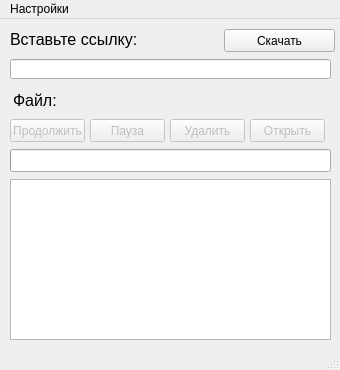
Qt form download.ui (AGLamake/DownloadManager) before a commit.
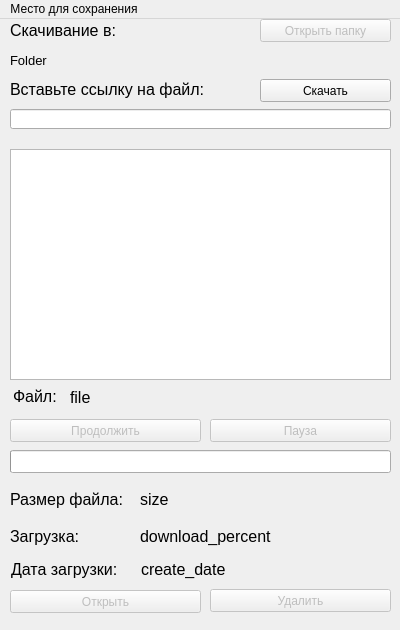
The same form after that commit.

Commit message: Returned downloading in threads, buttons "continue" and "pause"

The edit to the form file:
```diff
--- a/download.ui
+++ b/download.ui
@@ -6,10 +6,22 @@
    <rect>
     <x>0</x>
     <y>0</y>
-    <width>340</width>
-    <height>370</height>
+    <width>400</width>
+    <height>630</height>
    </rect>
   </property>
+  <property name="minimumSize">
+   <size>
+    <width>400</width>
+    <height>630</height>
+   </size>
+  </property>
+  <property name="maximumSize">
+   <size>
+    <width>400</width>
+    <height>630</height>
+   </size>
+  </property>
   <property name="windowTitle">
    <string>Менеджер загрузок</string>
   </property>
@@ -18,8 +30,8 @@
     <property name="geometry">
      <rect>
       <x>10</x>
-      <y>10</y>
-      <width>131</width>
+      <y>60</y>
+      <width>231</width>
       <height>21</height>
      </rect>
     </property>
@@ -33,7 +45,7 @@
      <number>1</number>
     </property>
     <property name="text">
-     <string>Вставьте ссылку:</string>
+     <string>Вставьте ссылку на файл:</string>
     </property>
     <property name="textFormat">
      <enum>Qt::AutoText</enum>
@@ -43,8 +55,8 @@
     <property name="geometry">
      <rect>
       <x>10</x>
-      <y>40</y>
-      <width>321</width>
+      <y>90</y>
+      <width>381</width>
       <height>20</height>
      </rect>
     </property>
@@ -52,9 +64,9 @@
    <widget class="QPushButton" name="btn_Download">
     <property name="geometry">
      <rect>
-      <x>224</x>
-      <y>10</y>
-      <width>111</width>
+      <x>260</x>
+      <y>60</y>
+      <width>131</width>
       <height>23</height>
      </rect>
     </property>
@@ -62,15 +74,21 @@
      <string>Скачать</string>
     </property>
    </widget>
-   <widget class="QListView" name="table_DownloadList">
+   <widget class="QListWidget" name="table_DownloadList">
     <property name="geometry">
      <rect>
       <x>10</x>
-      <y>160</y>
-      <width>321</width>
-      <height>161</height>
+      <y>130</y>
+      <width>381</width>
+      <height>231</height>
      </rect>
     </property>
+    <property name="minimumSize">
+     <size>
+      <width>321</width>
+      <height>0</height>
+     </size>
+    </property>
    </widget>
    <widget class="QPushButton" name="btn_Pause">
     <property name="enabled">
@@ -78,9 +96,9 @@
     </property>
     <property name="geometry">
      <rect>
-      <x>90</x>
-      <y>100</y>
-      <width>75</width>
+      <x>210</x>
+      <y>400</y>
+      <width>181</width>
       <height>23</height>
      </rect>
     </property>
@@ -94,9 +112,9 @@
     </property>
     <property name="geometry">
      <rect>
-      <x>170</x>
-      <y>100</y>
-      <width>75</width>
+      <x>210</x>
+      <y>570</y>
+      <width>181</width>
       <height>23</height>
      </rect>
     </property>
@@ -111,8 +129,8 @@
     <property name="geometry">
      <rect>
       <x>10</x>
-      <y>100</y>
-      <width>75</width>
+      <y>400</y>
+      <width>191</width>
       <height>23</height>
      </rect>
     </property>
@@ -124,8 +142,8 @@
     <property name="geometry">
      <rect>
       <x>10</x>
-      <y>130</y>
-      <width>321</width>
+      <y>431</y>
+      <width>381</width>
       <height>23</height>
      </rect>
     </property>
@@ -140,9 +158,9 @@
     <property name="geometry">
      <rect>
       <x>13</x>
-      <y>73</y>
-      <width>311</width>
-      <height>16</height>
+      <y>367</y>
+      <width>61</width>
+      <height>21</height>
      </rect>
     </property>
     <property name="font">
@@ -161,9 +179,9 @@
     </property>
     <property name="geometry">
      <rect>
-      <x>250</x>
-      <y>100</y>
-      <width>75</width>
+      <x>10</x>
+      <y>571</y>
+      <width>191</width>
       <height>23</height>
      </rect>
     </property>
@@ -171,20 +189,254 @@
      <string>Открыть</string>
     </property>
    </widget>
+   <widget class="QLabel" name="label_DownloadTo">
+    <property name="geometry">
+     <rect>
+      <x>10</x>
+      <y>1</y>
+      <width>131</width>
+      <height>21</height>
+     </rect>
+    </property>
+    <property name="font">
+     <font>
+      <family>Arial</family>
+      <pointsize>12</pointsize>
+     </font>
+    </property>
+    <property name="lineWidth">
+     <number>1</number>
+    </property>
+    <property name="text">
+     <string>Скачивание в:</string>
+    </property>
+    <property name="textFormat">
+     <enum>Qt::AutoText</enum>
+    </property>
+   </widget>
+   <widget class="QLabel" name="label_DownloadFolder">
+    <property name="geometry">
+     <rect>
+      <x>10</x>
+      <y>31</y>
+      <width>381</width>
+      <height>20</height>
+     </rect>
+    </property>
+    <property name="font">
+     <font>
+      <family>Arial</family>
+      <pointsize>10</pointsize>
+     </font>
+    </property>
+    <property name="lineWidth">
+     <number>1</number>
+    </property>
+    <property name="text">
+     <string>Folder</string>
+    </property>
+    <property name="textFormat">
+     <enum>Qt::AutoText</enum>
+    </property>
+   </widget>
+   <widget class="QPushButton" name="btn_OpenFolder">
+    <property name="enabled">
+     <bool>false</bool>
+    </property>
+    <property name="geometry">
+     <rect>
+      <x>260</x>
+      <y>0</y>
+      <width>131</width>
+      <height>23</height>
+     </rect>
+    </property>
+    <property name="text">
+     <string>Открыть папку</string>
+    </property>
+   </widget>
+   <widget class="QLabel" name="label_Size">
+    <property name="geometry">
+     <rect>
+      <x>10</x>
+      <y>470</y>
+      <width>131</width>
+      <height>21</height>
+     </rect>
+    </property>
+    <property name="font">
+     <font>
+      <family>Arial</family>
+      <pointsize>12</pointsize>
+     </font>
+    </property>
+    <property name="lineWidth">
+     <number>1</number>
+    </property>
+    <property name="text">
+     <string>Размер файла:</string>
+    </property>
+    <property name="textFormat">
+     <enum>Qt::AutoText</enum>
+    </property>
+   </widget>
+   <widget class="QLabel" name="text_Size">
+    <property name="geometry">
+     <rect>
+      <x>140</x>
+      <y>470</y>
+      <width>251</width>
+      <height>21</height>
+     </rect>
+    </property>
+    <property name="font">
+     <font>
+      <family>Arial</family>
+      <pointsize>12</pointsize>
+     </font>
+    </property>
+    <property name="lineWidth">
+     <number>1</number>
+    </property>
+    <property name="text">
+     <string>size</string>
+    </property>
+    <property name="textFormat">
+     <enum>Qt::AutoText</enum>
+    </property>
+   </widget>
+   <widget class="QLabel" name="label_Download">
+    <property name="geometry">
+     <rect>
+      <x>10</x>
+      <y>507</y>
+      <width>131</width>
+      <height>21</height>
+     </rect>
+    </property>
+    <property name="font">
+     <font>
+      <family>Arial</family>
+      <pointsize>12</pointsize>
+     </font>
+    </property>
+    <property name="lineWidth">
+     <number>1</number>
+    </property>
+    <property name="text">
+     <string>Загрузка:</string>
+    </property>
+    <property name="textFormat">
+     <enum>Qt::AutoText</enum>
+    </property>
+   </widget>
+   <widget class="QLabel" name="text_Download">
+    <property name="geometry">
+     <rect>
+      <x>140</x>
+      <y>507</y>
+      <width>131</width>
+      <height>21</height>
+     </rect>
+    </property>
+    <property name="font">
+     <font>
+      <family>Arial</family>
+      <pointsize>12</pointsize>
+     </font>
+    </property>
+    <property name="lineWidth">
+     <number>1</number>
+    </property>
+    <property name="text">
+     <string>download_percent</string>
+    </property>
+    <property name="textFormat">
+     <enum>Qt::AutoText</enum>
+    </property>
+   </widget>
+   <widget class="QLabel" name="text_File">
+    <property name="geometry">
+     <rect>
+      <x>70</x>
+      <y>368</y>
+      <width>321</width>
+      <height>20</height>
+     </rect>
+    </property>
+    <property name="font">
+     <font>
+      <family>Arial</family>
+      <pointsize>12</pointsize>
+     </font>
+    </property>
+    <property name="text">
+     <string>file</string>
+    </property>
+   </widget>
+   <widget class="QLabel" name="text_CreateDate">
+    <property name="geometry">
+     <rect>
+      <x>141</x>
+      <y>540</y>
+      <width>241</width>
+      <height>21</height>
+     </rect>
+    </property>
+    <property name="font">
+     <font>
+      <family>Arial</family>
+      <pointsize>12</pointsize>
+     </font>
+    </property>
+    <property name="lineWidth">
+     <number>1</number>
+    </property>
+    <property name="text">
+     <string>create_date</string>
+    </property>
+    <property name="textFormat">
+     <enum>Qt::AutoText</enum>
+    </property>
+   </widget>
+   <widget class="QLabel" name="label_CreateDate">
+    <property name="geometry">
+     <rect>
+      <x>11</x>
+      <y>540</y>
+      <width>131</width>
+      <height>21</height>
+     </rect>
+    </property>
+    <property name="font">
+     <font>
+      <family>Arial</family>
+      <pointsize>12</pointsize>
+     </font>
+    </property>
+    <property name="lineWidth">
+     <number>1</number>
+    </property>
+    <property name="text">
+     <string>Дата загрузки:</string>
+    </property>
+    <property name="textFormat">
+     <enum>Qt::AutoText</enum>
+    </property>
+   </widget>
   </widget>
-  <widget class="QStatusBar" name="statusbar"/>
   <widget class="QMenuBar" name="menuBar">
    <property name="geometry">
     <rect>
      <x>0</x>
      <y>0</y>
-     <width>340</width>
+     <width>400</width>
      <height>21</height>
     </rect>
    </property>
    <widget class="QMenu" name="menu">
     <property name="title">
-     <string>Настройки</string>
+     <string>Место для сохранения</string>
     </property>
     <addaction name="action_PlaceToDownload"/>
    </widget>
```
Left out of the diff: 8 changed lines with no effect on the pictures. The commit also changes 3 other files.
